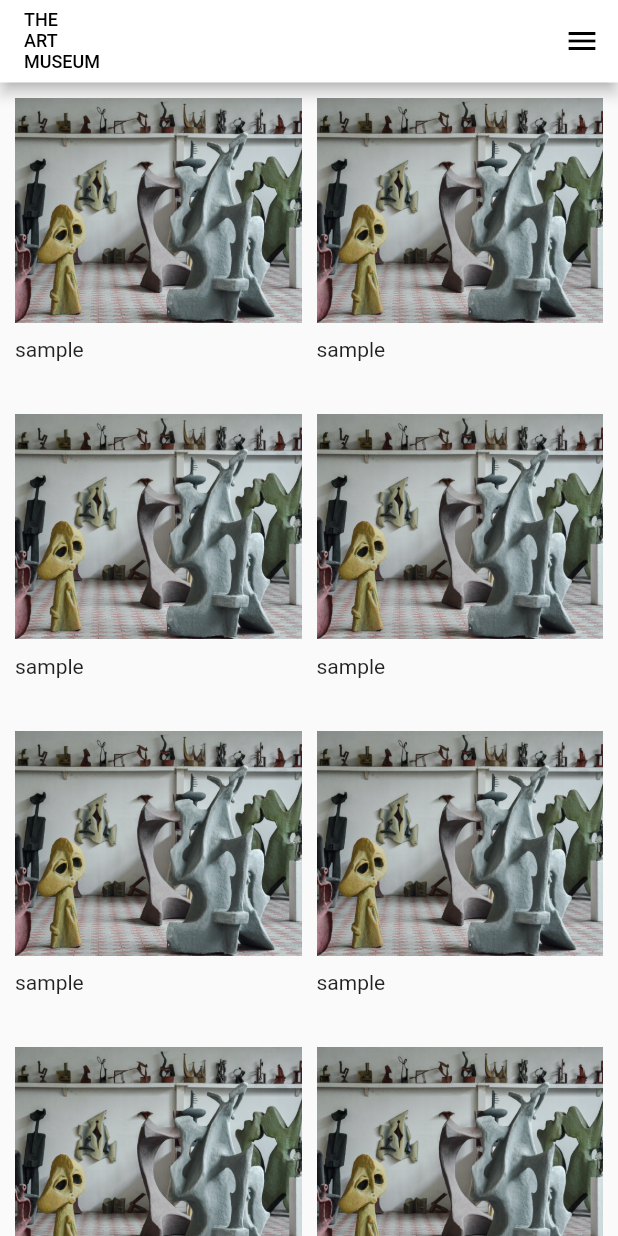
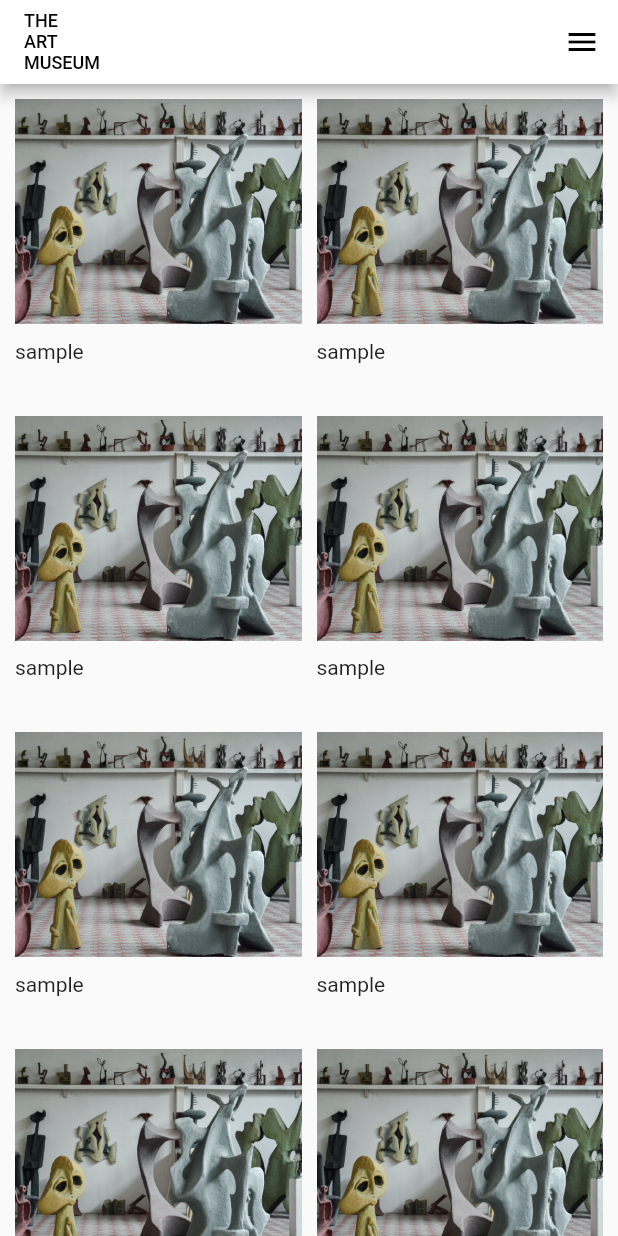
Before and after one commit to misaki-kawaguchi/QueensTechLab, a Flutter app: the IndexPage screen opened by its route, after a tap on the "menu" icon, after a tap on "Exhibitions & Events", on a phone screen of 412 x 824 dp. Run offline on Flutter 3.47's test engine with Material 2 defaults, Android fonts, the phone set to English and light mode, and no system bars.

Commit message:
細かい修正

```diff
--- a/task02/lib/pages/exhibitions/index.dart
+++ b/task02/lib/pages/exhibitions/index.dart
@@ -9,7 +9,7 @@ class ExhibitionsPage extends StatelessWidget {
   @override
   Widget build(BuildContext context) {
     return Scaffold(
-      appBar: const CommonAppBar(),
+      appBar: CommonAppBar(),
       endDrawer: const CommonDrawer(),
       body: GridView.count(
         padding: const EdgeInsets.all(10),
@@ -18,11 +18,15 @@ class ExhibitionsPage extends StatelessWidget {
         mainAxisSpacing: 10,
         childAspectRatio: 0.95,
         shrinkWrap: true,
-        children: List.generate(50, (index) {
+        children: List.generate(
+          50,
+          (index) {
             var imgNumber = Random().nextInt(6) + 1;
-          var assetsImage = "images/exhibition" + imgNumber.toString() + ".jpg";
+            var assetsImage =
+                "images/exhibition" + imgNumber.toString() + ".jpg";
 
-          return Column(children: <Widget>[
+            return Column(
+              children: <Widget>[
                 Image.asset(
                   assetsImage,
                   fit: BoxFit.cover,
@@ -37,8 +41,10 @@ class ExhibitionsPage extends StatelessWidget {
                     textAlign: TextAlign.left,
                   ),
                 ),
-          ]);
-        }),
+              ],
+            );
+          },
+        ),
       ),
     );
   }
--- a/task02/lib/pages/index.dart
+++ b/task02/lib/pages/index.dart
@@ -33,7 +33,7 @@ class _IndexPageState extends State<IndexPage> {
           ),
           Expanded(
             child: Padding(
-              padding: const EdgeInsets.fromLTRB(15, 20, 15, 0),
+              padding: const EdgeInsets.only(left: 15, top: 20, right: 15),
               child: Column(
                 crossAxisAlignment: CrossAxisAlignment.start,
                 children: <Widget>[
@@ -44,6 +44,9 @@ class _IndexPageState extends State<IndexPage> {
                       fontSize: 14,
                     ),
                   ),
+                  const SizedBox(
+                    height: 5,
+                  ),
                   const Text(
                     'MASTERS\nOLD AND\nNEW',
                     style: TextStyle(
@@ -51,14 +54,14 @@ class _IndexPageState extends State<IndexPage> {
                       fontWeight: FontWeight.w600,
                     ),
                   ),
-                  const Spacer(flex: 4),
+                  const Spacer(flex: 3),
                   CommonButton(
                     text: 'Plan Your Visit',
                     onPressed: _goToPlanPage,
                   ),
-                  const Spacer(flex: 2),
+                  const Spacer(flex: 1),
                   const ExhibitionInfo(),
-                  const Spacer(flex: 2),
+                  const Spacer(flex: 1),
                 ],
               ),
             ),
--- a/task02/lib/widgets/common_app_bar.dart
+++ b/task02/lib/widgets/common_app_bar.dart
@@ -2,7 +2,7 @@ import 'package:flutter/material.dart';
 
 class CommonAppBar extends StatelessWidget implements PreferredSizeWidget {
   @override
-  Size get preferredSize => const Size.fromHeight(55);
+  Size get preferredSize => const Size.fromHeight(kToolbarHeight);
   const CommonAppBar({
     Key? key,
   }) : super(key: key);
--- a/task02/lib/widgets/exhibition_info.dart
+++ b/task02/lib/widgets/exhibition_info.dart
@@ -35,7 +35,6 @@ class ExhibitionInfoList extends StatelessWidget {
   @override
   Widget build(BuildContext context) {
     return Expanded(
-      flex: 1,
       child: Row(
         children: [
           Icon(
```
Lines whose indentation alone changed are shown as unchanged.
